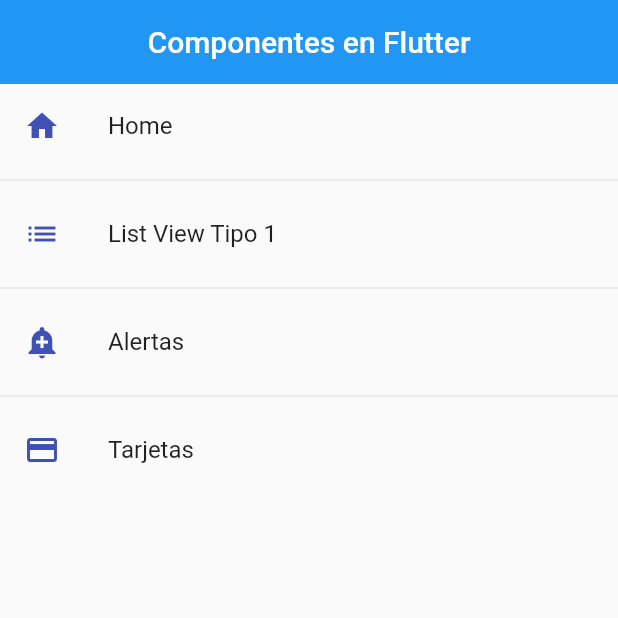
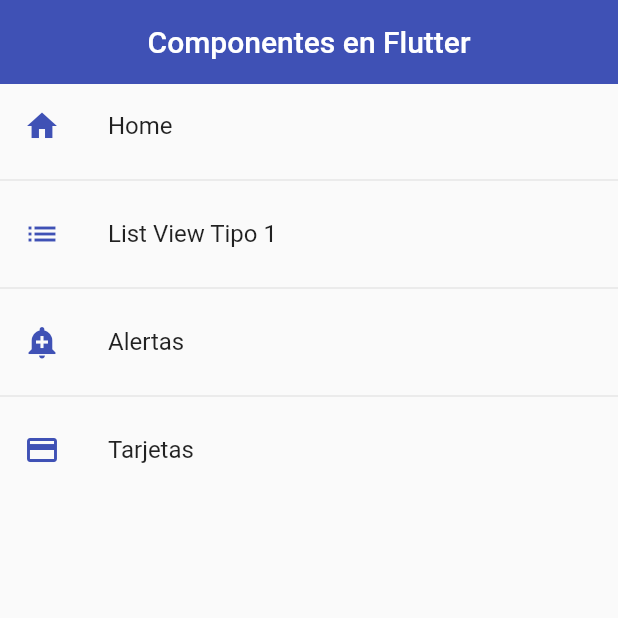
Before and after one commit to Alejgl04/flutter-components, a Flutter app: the screen it shows after launch, on a phone screen of 412 x 824 dp, the top half of it. Run offline on Flutter 3.47's test engine with Material 2 defaults, Android fonts, the phone set to English and light mode, and no system bars.

Commit message:
card screens

```diff
--- a/lib/main.dart
+++ b/lib/main.dart
@@ -1,4 +1,5 @@
 import 'package:flutter/material.dart';
+import 'package:fl_widgets/themes/app_themes.dart';
 import 'package:fl_widgets/routes/app_routes.dart';
 
 
@@ -14,7 +15,8 @@ class MyApp extends StatelessWidget {
       title: 'Material App',
       initialRoute: AppRoutes.initialRoute,
       routes: AppRoutes.getAppRoutes(),
-      onGenerateRoute: AppRoutes.onGenerateRoute
+      onGenerateRoute: AppRoutes.onGenerateRoute,
+      theme: AppTheme.lightTheme,
     );
   }
 }
--- a/lib/screens/home_screen.dart
+++ b/lib/screens/home_screen.dart
@@ -1,3 +1,4 @@
+import 'package:fl_widgets/themes/app_themes.dart';
 import 'package:flutter/material.dart';
 import 'package:fl_widgets/routes/app_routes.dart';
 
@@ -11,13 +12,12 @@ class HomeScreen extends StatelessWidget {
     return Scaffold(
       appBar: AppBar(
         title: const Text('Componentes en Flutter'),
-        elevation: 0,
         centerTitle: true,
       ),
       body: ListView.separated(
         itemBuilder: (context, index) => ListTile(
           title: Text( menuOption[index].name ),
-          leading: Icon( menuOption[index].icon, color: Colors.indigo, ),
+          leading: Icon( menuOption[index].icon, color: AppTheme.primary ),
           onTap: () {
 
             Navigator.pushNamed(context, menuOption[index].route );
--- a/lib/screens/listview1_screen.dart
+++ b/lib/screens/listview1_screen.dart
@@ -9,8 +9,6 @@ class Listview1Screen extends StatelessWidget {
     return Scaffold(
       appBar:AppBar(
         centerTitle: true,
-        elevation: 0,
-        backgroundColor: Colors.indigoAccent,
         title: const Text('ListView Type 1'),
       ),
       body: ListView.separated(
--- /dev/null
+++ b/lib/themes/app_themes.dart
@@ -0,0 +1,28 @@
+
+
+import 'package:flutter/material.dart';
+
+class AppTheme {
+
+  static const Color primary = Colors.indigo;
+
+  static final ThemeData lightTheme = ThemeData.light().copyWith(
+
+
+    primaryColor: Colors.indigo,
+
+    //AppBar Theme
+    appBarTheme: const AppBarTheme(
+      color: primary,
+      elevation: 0,
+    ),
+
+    //Textbutton
+    textButtonTheme: TextButtonThemeData(
+      style: TextButton.styleFrom( primary: primary ),
+    )
+  );
+
+
+
+}
--- /dev/null
+++ b/lib/widgets/widgets.dart
@@ -0,0 +1,4 @@
+
+export 'package:fl_widgets/widgets/custom_card_type_one.dart';
+
+export 'package:fl_widgets/widgets/custom_card_type_two.dart';
--- a/pubspec.yaml
+++ b/pubspec.yaml
@@ -58,8 +58,9 @@ flutter:
   uses-material-design: true
 
   # To add assets to your application, add an assets section, like this:
-  # assets:
-  #   - images/a_dot_burr.jpeg
+  assets:
+    - assets/
+    - assets/images/
   #   - images/a_dot_ham.jpeg
 
   # An image asset can refer to one or more resolution-specific "variants", see
```
Also changed, not shown: lib/screens/card_screen.dart (+19 -3 lines), lib/widgets/custom_card_type_one.dart (added, +38 -0 lines), lib/widgets/custom_card_type_two.dart (added, +38 -0 lines), assets/images/jar-loading.gif (added).
